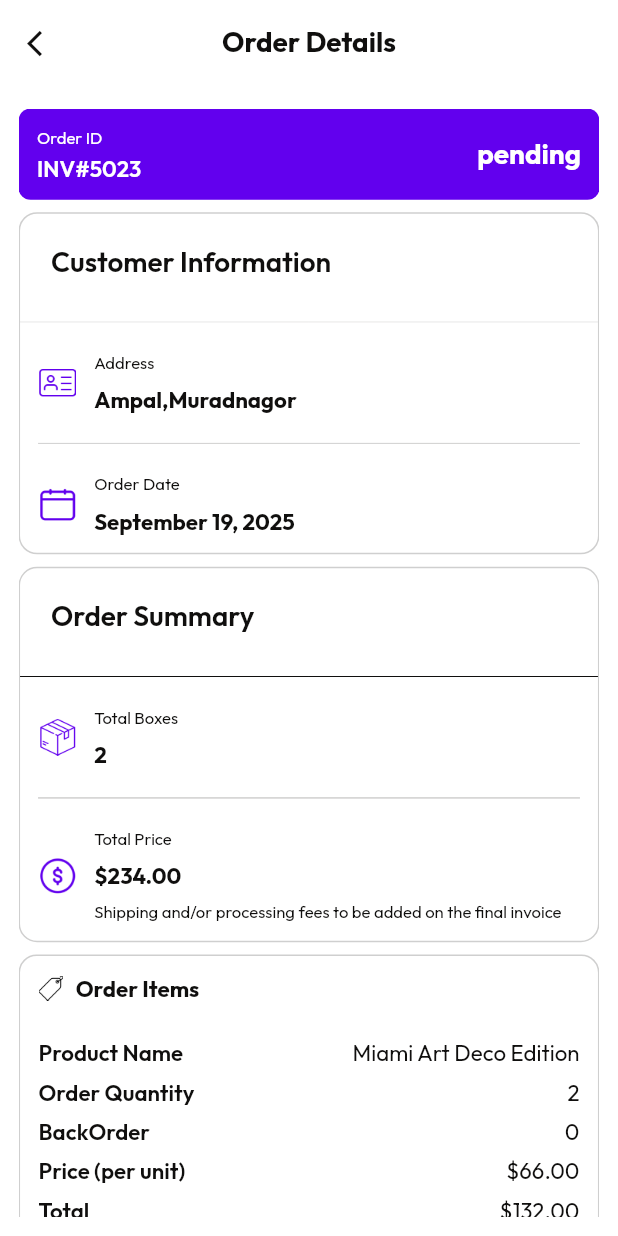
After one commit to Irfanhossain909/el_mago, a Flutter app: the RetailerOrderDetailsScreen screen opened by its route, on a phone screen of 412 x 824 dp. The commit adds this screen. Run offline on Flutter 3.47's test engine with Material 3 defaults, Android fonts, the light colour scheme and no system bars; our stand-ins replace cached_network_image, flutter_cache_manager, get, pin_code_fields, skeletonizer; network calls fail.

Commit message:
RETAILER MY ORDER SCREEN DONE DESIGN

```diff
--- a/lib/const/assets_icons_path.dart
+++ b/lib/const/assets_icons_path.dart
@@ -33,6 +33,11 @@ class AssetsPath {
   static const String gift = "assets/icons/gift.png";
   static const String qualificationDocument =
       "assets/icons/qualification_doc.png";
+  static const String currency = "assets/icons/currency.png";
+  static const String calender = "assets/icons/calender_ic.png";
+  static const String box = "assets/icons/box.png";
+  static const String addressCard = "assets/icons/address_card.png";
+  static const String tag = "assets/icons/tag.png";
 
   //////////////////////Image//////////////////////////////////////
 
--- a/lib/routes/app_routes.dart
+++ b/lib/routes/app_routes.dart
@@ -18,4 +18,5 @@ class AppRoutes {
   final String retailerDashboardScreen = "/retailer-dashboard-screen";
   final String retailerShoppingCartScreen = "/retailer-shopping-cart-screen";
   final String retailerMyOrderScreen = "/retailer-my-order-screen";
+  final String retailerOrderDetailsScreen = "/retailer-order-details-screen";
 }
--- a/lib/routes/app_routes_file.dart
+++ b/lib/routes/app_routes_file.dart
@@ -12,6 +12,7 @@ import 'package:el_mago/screens/privicy_screen/privicy_screen.dart';
 import 'package:el_mago/screens/profile_screen/profile_screen.dart';
 import 'package:el_mago/screens/retailer_dash_board/retailer_dash_board.dart';
 import 'package:el_mago/screens/retailer_my_order_screen/retailer_my_order_screen.dart';
+import 'package:el_mago/screens/retailer_order_details_screen/retailer_order_details_screen.dart';
 import 'package:el_mago/screens/retailer_shopping_cart/retailer_shopping_cart.dart';
 import 'package:el_mago/screens/terms_screen/terms_screen.dart';
 import 'package:get/get_navigation/src/routes/get_route.dart';
@@ -95,4 +96,9 @@ List<GetPage> appRootRoutesFile = <GetPage>[
     binding: AppBinding(),
     page: () => const RetailerMyOrderScreen(),
   ),
+  GetPage(
+    name: AppRoutes.instance.retailerOrderDetailsScreen,
+    binding: AppBinding(),
+    page: () => const RetailerOrderDetailsScreen(),
+  ),
 ];
--- a/lib/screens/retailer_my_order_screen/retailer_my_order_screen.dart
+++ b/lib/screens/retailer_my_order_screen/retailer_my_order_screen.dart
@@ -1,11 +1,13 @@
 import 'package:el_mago/const/app_color.dart';
 import 'package:el_mago/const/assets_icons_path.dart';
+import 'package:el_mago/routes/app_routes.dart';
 import 'package:el_mago/utils/app_size.dart';
 import 'package:el_mago/widgets/app_circle_card/circle_icon_with_bg.dart';
 import 'package:el_mago/widgets/app_input/app_input_widget_two.dart';
 import 'package:el_mago/widgets/app_text/app_text.dart';
 import 'package:el_mago/widgets/appbar/custom_appbar.dart';
 import 'package:flutter/material.dart';
+import 'package:get/route_manager.dart';
 
 class RetailerMyOrderScreen extends StatelessWidget {
   const RetailerMyOrderScreen({super.key});
@@ -33,7 +35,7 @@ class RetailerMyOrderScreen extends StatelessWidget {
                 vertical: 4.0,
                 horizontal: 12.0,
               ),
-              hintText: "Search by invoice ID or Product Name",
+              hintText: "Search by invoice ID o r Product Name",
             ),
 
             // Make the ListView scrollable independently
@@ -41,7 +43,9 @@ class RetailerMyOrderScreen extends StatelessWidget {
               child: ListView.builder(
                 itemCount: 5,
                 itemBuilder: (context, index) {
-                  return ViewOrderCard();
+                  return ViewOrderCard(onTap: () {
+                    Get.toNamed(AppRoutes.instance.retailerOrderDetailsScreen);
+                  },);
                 },
               ),
             ),
@@ -53,7 +57,8 @@ class RetailerMyOrderScreen extends StatelessWidget {
 }
 
 class ViewOrderCard extends StatelessWidget {
-  const ViewOrderCard({super.key});
+  final VoidCallback? onTap;
+  const ViewOrderCard({super.key, this.onTap});
 
   @override
   Widget build(BuildContext context) {
@@ -84,7 +89,9 @@ class ViewOrderCard extends StatelessWidget {
               children: [
                 SizedBox(),
 
-                Container(
+                InkWell(
+                  onTap: onTap,
+                  child: Container(
                     padding: EdgeInsets.symmetric(horizontal: 6, vertical: 2),
                     decoration: BoxDecoration(
                       borderRadius: BorderRadius.circular(
@@ -97,6 +104,7 @@ class ViewOrderCard extends StatelessWidget {
                       fontSize: AppSize.width(value: 16),
                       color: AppColor.white,
                       fontWeight: FontWeight.w600,
+                    ),
                   ),
                 ),
               ],
--- /dev/null
+++ b/lib/screens/retailer_order_details_screen/retailer_order_details_screen.dart
@@ -0,0 +1,325 @@
+import 'package:el_mago/const/app_color.dart';
+import 'package:el_mago/const/assets_icons_path.dart';
+import 'package:el_mago/utils/app_size.dart';
+import 'package:el_mago/widgets/app_image/app_image.dart';
+import 'package:el_mago/widgets/app_log/gap.dart';
+import 'package:el_mago/widgets/app_text/app_text.dart';
+import 'package:el_mago/widgets/appbar/custom_appbar.dart';
+import 'package:flutter/material.dart';
+
+class RetailerOrderDetailsScreen extends StatelessWidget {
+  const RetailerOrderDetailsScreen({super.key});
+
+  @override
+  Widget build(BuildContext context) {
+    return Scaffold(
+      appBar: CustomAppbar(title: 'Order Details'),
+      body: Padding(
+        padding: EdgeInsets.all(AppSize.width(value: 12)),
+        child: SingleChildScrollView(
+          child: Column(
+            spacing: AppSize.size.height * 0.01,
+            children: [
+              Container(
+                padding: EdgeInsets.all(AppSize.width(value: 12)),
+                decoration: BoxDecoration(
+                  borderRadius: BorderRadius.circular(8),
+                  color: AppColor.blue,
+                ),
+                child: Row(
+                  children: [
+                    Column(
+                      crossAxisAlignment: CrossAxisAlignment.start,
+                      spacing: AppSize.size.height * 0.005,
+                      children: [
+                        AppText(
+                          data: "Order ID",
+                          fontSize: AppSize.width(value: 12),
+                          color: AppColor.white,
+                        ),
+                        AppText(
+                          data: "INV#5023",
+                          fontSize: AppSize.width(value: 16),
+                          color: AppColor.white,
+                          fontWeight: FontWeight.w600,
+                        ),
+                      ],
+                    ),
+                    Spacer(),
+                    AppText(
+                      data: "pending",
+                      fontSize: AppSize.width(value: 18),
+                      color: AppColor.white,
+                      fontWeight: FontWeight.w700,
+                    ),
+                  ],
+                ),
+              ),
+              Container(
+                decoration: BoxDecoration(
+                  borderRadius: BorderRadius.circular(AppSize.width(value: 12)),
+                  border: Border.all(
+                    color: AppColor.black.withValues(alpha: 0.2),
+                  ),
+                ),
+                child: Column(
+                  crossAxisAlignment: CrossAxisAlignment.start,
+                  children: [
+                    Padding(
+                      padding: EdgeInsets.all(AppSize.width(value: 18)),
+                      child: AppText(
+                        data: "Customer Information",
+                        fontSize: AppSize.width(value: 18),
+                        fontWeight: FontWeight.w600,
+                        color: AppColor.black,
+                      ),
+                    ),
+                    Divider(
+                      color: AppColor.black.withValues(alpha: 0.1),
+                      thickness: AppSize.width(value: 1),
+                    ),
+
+                    Padding(
+                      padding: EdgeInsets.all(AppSize.width(value: 12)),
+                      child: OrderDetailsRowCard(
+                        iconPath: AssetsPath.addressCard,
+                        title: "Address",
+                        subTitle: "Ampal,Muradnagor",
+                      ),
+                    ),
+                    Padding(
+                      padding: EdgeInsets.symmetric(horizontal: 12.0),
+                      child: Divider(
+                        color: AppColor.black.withValues(alpha: 0.2),
+                        thickness: AppSize.width(value: 1),
+                      ),
+                    ),
+                    Padding(
+                      padding: EdgeInsets.all(AppSize.width(value: 12)),
+                      child: OrderDetailsRowCard(
+                        iconPath: AssetsPath.calender,
+                        title: "Order Date",
+                        subTitle: "September 19, 2025",
+                      ),
+                    ),
+                  ],
+                ),
+              ),
+              Container(
+                decoration: BoxDecoration(
+                  borderRadius: BorderRadius.circular(AppSize.width(value: 12)),
+                  border: Border.all(
+                    color: AppColor.black.withValues(alpha: 0.2),
+                  ),
+                ),
+                child: Column(
+                  crossAxisAlignment: CrossAxisAlignment.start,
+                  children: [
+                    Padding(
+                      padding: EdgeInsets.all(AppSize.width(value: 18)),
+                      child: AppText(
+                        data: "Order Summary",
+                        fontSize: AppSize.width(value: 18),
+                        fontWeight: FontWeight.w600,
+                        color: AppColor.black,
+                      ),
+                    ),
+                    Divider(
+                      color: AppColor.black,
+                      thickness: AppSize.width(value: 1),
+                    ),
+
+                    Padding(
+                      padding: EdgeInsets.all(AppSize.width(value: 12)),
+                      child: OrderDetailsRowCard(
+                        iconPath: AssetsPath.box,
+                        title: "Total Boxes",
+                        subTitle: "2",
+                      ),
+                    ),
+                    Padding(
+                      padding: EdgeInsets.symmetric(horizontal: 12.0),
+                      child: Divider(
+                        color: AppColor.black.withValues(alpha: 0.3),
+                        thickness: AppSize.width(value: 1),
+                      ),
+                    ),
+                    Padding(
+                      padding: EdgeInsets.all(AppSize.width(value: 12)),
+                      child: Row(
+                        spacing: AppSize.width(value: 10),
+                        children: [
+                          AppImage(
+                            path: AssetsPath.currency,
+                            width: AppSize.width(value: 24),
+                          ),
+                          Column(
+                            crossAxisAlignment: CrossAxisAlignment.start,
+                            children: [
+                              AppText(
+                                data: "Total Price",
+                                fontSize: AppSize.width(value: 12),
+                                fontWeight: FontWeight.w400,
+                                color: AppColor.black,
+                              ),
+                              Gap(height: AppSize.width(value: 6)),
+                              AppText(
+                                data: "\$234.00",
+                                fontSize: AppSize.width(value: 16),
+                                fontWeight: FontWeight.w700,
+                                color: AppColor.black,
+                              ),
+                              Gap(height: AppSize.width(value: 6)),
+                              AppText(
+                                data:
+                                    "Shipping and/or processing fees to be added on the final invoice",
+                                fontSize: AppSize.width(value: 12),
+                                fontWeight: FontWeight.w400,
+                                color: AppColor.black,
+                              ),
+                            ],
+                          ),
+                        ],
+                      ),
+                    ),
+                  ],
+                ),
+              ),
+              Container(
+                decoration: BoxDecoration(
+                  borderRadius: BorderRadius.circular(12),
+                  color: AppColor.white,
+                  border: Border.all(
+                    color: AppColor.black.withValues(alpha: 0.2),
+                  ),
+                ),
+                padding: EdgeInsets.all(AppSize.width(value: 12)),
+                child: Column(
+                  spacing: AppSize.size.height * 0.01,
+                  children: [
+                    Row(
+                      children: [
+                        AppImage(
+                          path: AssetsPath.tag,
+                          width: AppSize.width(value: 16),
+                        ),
+                        Gap(width: AppSize.width(value: 8)),
+                        AppText(
+                          data: "Order Items",
+                          fontSize: AppSize.width(value: 16),
+                          color: AppColor.black,
+                          fontWeight: FontWeight.w700,
+                        ),
+                      ],
+                    ),
+                    Gap(height: AppSize.size.height * 0.01),
+                    ListView.builder(
+                      shrinkWrap: true,
+                      physics: NeverScrollableScrollPhysics(),
+
+                      itemCount: 3,
+                      itemBuilder: (context, index) {
+                        return Column(
+                          spacing: AppSize.size.height * 0.01,
+                          children: [
+                            buildOrderDetailsRowCard(
+                              title: "Product Name",
+                              value: "Miami Art Deco Edition",
+                            ),
+                            buildOrderDetailsRowCard(
+                              title: "Order Quantity",
+                              value: "2",
+                            ),
+                            buildOrderDetailsRowCard(
+                              title: "BackOrder",
+                              value: "0",
+                            ),
+                            buildOrderDetailsRowCard(
+                              title: "Price (per unit)",
+                              value: "\$66.00",
+                            ),
+                            buildOrderDetailsRowCard(
+                              title: "Total",
+                              value: "\$132.00",
+                            ),
+                            Gap(height: AppSize.size.height * 0.02),
+                          ],
+                        );
+                      },
+                    ),
+                  ],
+                ),
+              ),
+            ],
+          ),
+        ),
+      ),
+    );
+  }
+
+  Widget buildOrderDetailsRowCard({
+    required String? title,
+    required String? value,
+  }) {
+    return Row(
+      mainAxisAlignment: MainAxisAlignment.spaceBetween,
+      children: [
+        AppText(
+          data: title ?? "No Text",
+          fontSize: AppSize.width(value: 16),
+          fontWeight: FontWeight.w600,
+          color: AppColor.black,
+        ),
+        AppText(
+          data: value ?? "No Text",
+          fontSize: AppSize.width(value: 16),
+          fontWeight: FontWeight.w400,
+          color: AppColor.black,
+        ),
+      ],
+    );
+  }
+}
+
+class OrderDetailsRowCard extends StatelessWidget {
+  final String? title;
+  final String? subTitle;
+  final String? iconPath;
+  const OrderDetailsRowCard({
+    super.key,
+    this.title,
+    this.subTitle,
+    this.iconPath,
+  });
+
+  @override
+  Widget build(BuildContext context) {
+    return Row(
+      spacing: AppSize.width(value: 10),
+      children: [
+        AppImage(
+          path: iconPath ?? AssetsPath.addressCard,
+          width: AppSize.width(value: 24),
+        ),
+        Column(
+          crossAxisAlignment: CrossAxisAlignment.start,
+          children: [
+            AppText(
+              data: title ?? "No Text",
+              fontSize: AppSize.width(value: 12),
+              fontWeight: FontWeight.w400,
+              color: AppColor.black,
+            ),
+            Gap(height: AppSize.width(value: 6)),
+            AppText(
+              data: subTitle ?? "No Text",
+              fontSize: AppSize.width(value: 16),
+              fontWeight: FontWeight.w700,
+              color: AppColor.black,
+            ),
+          ],
+        ),
+      ],
+    );
+  }
+}
```
Also changed, not shown: pubspec.yaml (+9 -5 lines), assets/fonts/Outfit-Bold.ttf (added), assets/fonts/Outfit-Medium.ttf (added), assets/fonts/Outfit-Regular.ttf (added), assets/fonts/Outfit-SemiBold.ttf (added), assets/fonts/Poppins-Bold.ttf (deleted), assets/fonts/Poppins-Medium.ttf (deleted), assets/fonts/Poppins-Regular.ttf (deleted), assets/fonts/Poppins-SemiBold.ttf (deleted), assets/icons/address_card.png (added), assets/icons/box.png (added), assets/icons/calender_ic.png (added), assets/icons/currency.png (added), assets/icons/tag.png (added). Lines whose indentation alone changed are shown as unchanged.
